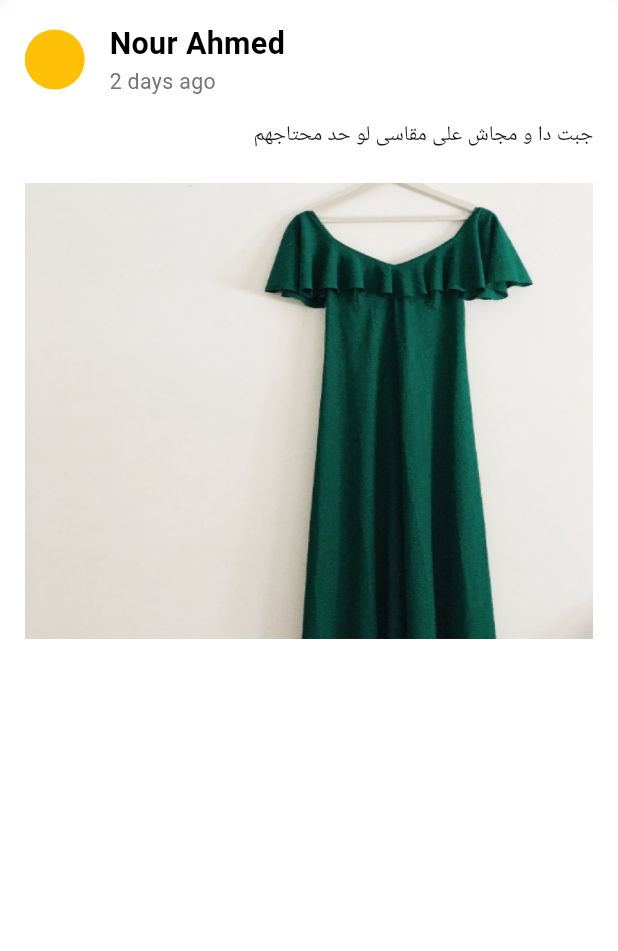
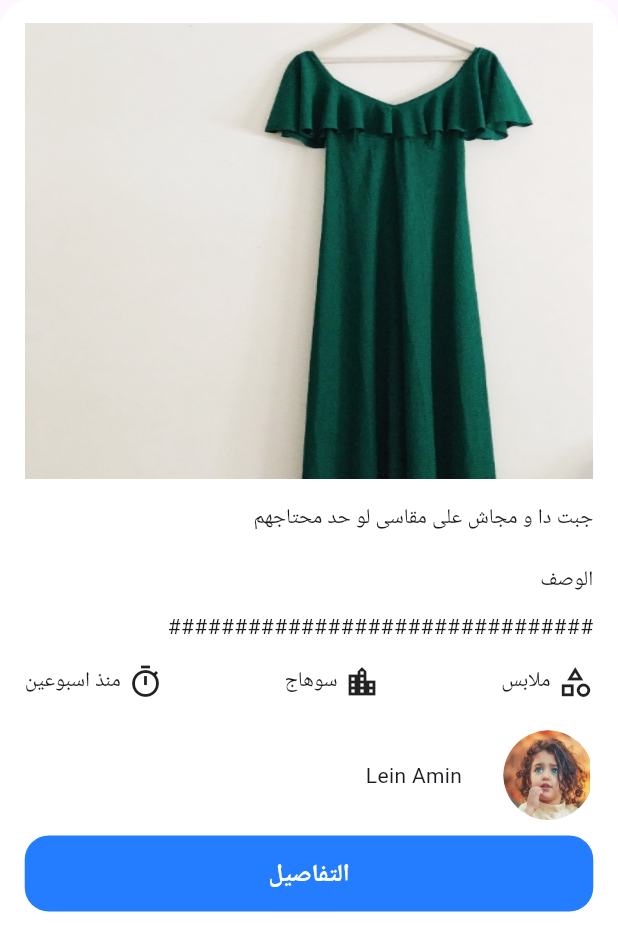
Before and after one commit to mohamedellithy1/graduation_project, a Flutter app: the PostItems widget shown alone on an empty page, opened directly, on a phone screen of 412 x 824 dp. Shown: the top 951 px of the screen. Run offline on Flutter 3.47's test engine with Material 3 defaults, Android fonts, the phone set to English and light mode, and no system bars; our stand-ins replace dio, flutter_bloc, flutter_screenutil, flutter_svg, freezed_annotation, get_it and 2 more; generated files the repository leaves out were written again.

Commit message:
updata post item

```diff
--- a/lib/core/routes/app_routes.dart
+++ b/lib/core/routes/app_routes.dart
@@ -3,6 +3,7 @@ import 'package:flutter_bloc/flutter_bloc.dart';
 import 'package:graduation_project/core/di/dependency_injection.dart';
 import 'package:graduation_project/core/routes/routes.dart';
 import 'package:graduation_project/features/all_category/ui/all_category_screen.dart';
+import 'package:graduation_project/features/details/ui/widgets/details_screen.dart';
 import 'package:graduation_project/features/home/ui/home_screen.dart';
 import 'package:graduation_project/features/login/logic/cubit/login_cubit.dart';
 import 'package:graduation_project/features/login/ui/login_screen.dart';
@@ -32,6 +33,9 @@ class AppRoute {
                 ));
       case Routes.allCategory:
         return MaterialPageRoute(builder: (_) => const AllCategoryScreen());
+
+      case Routes.details:
+        return MaterialPageRoute(builder: (_) => const Detailscreen());
       default:
         return MaterialPageRoute(
             builder: (_) => Center(
--- a/lib/core/routes/routes.dart
+++ b/lib/core/routes/routes.dart
@@ -4,4 +4,6 @@ class Routes {
   static const String signupScreen = '/signupScreen';
   static const String homeScreen = '/homeScreen';
   static const String allCategory = '/allCategory';
+  static const String details = '/details';
+
 }
--- a/lib/features/home/ui/widget/list_view_posts.dart
+++ b/lib/features/home/ui/widget/list_view_posts.dart
@@ -9,7 +9,7 @@ class ListViewPosts extends StatelessWidget {
   Widget build(BuildContext context) {
     return ListView.builder(
       itemBuilder: (context, index) => Padding(
-        padding: EdgeInsets.only(bottom: 10.h),
+        padding: EdgeInsets.only(bottom: 10.h, top: 10.h),
         child: const PostItems(),
       ),
       itemCount: 10,
--- a/lib/features/home/ui/widget/post_items.dart
+++ b/lib/features/home/ui/widget/post_items.dart
@@ -1,7 +1,10 @@
 import 'package:flutter/material.dart';
 import 'package:flutter_screenutil/flutter_screenutil.dart';
+import 'package:graduation_project/core/helper/extensions.dart';
 import 'package:graduation_project/core/helper/spacing.dart';
+import 'package:graduation_project/core/routes/routes.dart';
 import 'package:graduation_project/core/theming/styles.dart';
+import 'package:graduation_project/core/widgets/app_text_button.dart';
 
 class PostItems extends StatelessWidget {
   const PostItems({super.key});
@@ -11,42 +14,74 @@ class PostItems extends StatelessWidget {
     return Container(
       padding: EdgeInsets.symmetric(vertical: 15.h, horizontal: 15.w),
       decoration: BoxDecoration(
-          borderRadius: BorderRadius.circular(10), color: Colors.white),
+          borderRadius: BorderRadius.circular(20), color: Colors.white),
       child: Column(
         crossAxisAlignment: CrossAxisAlignment.end,
         children: [
-          Row(
-            children: [
-              const CircleAvatar(
-                backgroundColor: Colors.amber,
-              ),
-              horizontalSpace(15),
-              Column(
-                crossAxisAlignment: CrossAxisAlignment.start,
-                children: [
-                  Text(
-                    'Nour Ahmed',
-                    style: TextStyles.font20BlackSimiBold,
-                  ),
-                  Text(
-                    '2 days ago',
-                    style: TextStyles.font14GrayRegular,
-                  )
-                ],
-              ),
-            ],
-          ),
-          verticalSpace(16),
-          const Text('جبت دا و مجاش على مقاسى لو حد محتاجهم'),
-          verticalSpace(20),
           Image(
             image: const AssetImage('asset/images/postimage.png'),
             height: 300.h,
             width: 400.w,
             fit: BoxFit.fill,
           ),
+          verticalSpace(16),
+          const Text('جبت دا و مجاش على مقاسى لو حد محتاجهم'),
+          verticalSpace(20),
+          const Text('الوصف'),
+          verticalSpace(10),
+          const Text('################################'),
+          verticalSpace(15),
+          Row(
+            mainAxisAlignment: MainAxisAlignment.spaceBetween,
+            children: [
+              Row(
+                children: [
+                  const Text('منذ اسبوعين'),
+                  horizontalSpace(4),
+                  const Icon(Icons.timer_outlined)
+                ],
+              ),
+              Row(
+                children: [
+                  const Text('سوهاج'),
+                  horizontalSpace(4),
+                  const Icon(Icons.location_city_outlined)
+                ],
+              ),
+              Row(
+                children: [
+                  const Text('ملابس'),
+                  horizontalSpace(4),
+                  const Icon(Icons.category_outlined)
+                ],
+              ),
+            ],
+          ),
+          verticalSpace(20),
+          Row(
+            mainAxisAlignment: MainAxisAlignment.end,
+            children: [
+              const Text('Lein Amin'),
+              horizontalSpace(25),
+              Container(
+                height: 60.0,
+                width: 60.0,
+                decoration: const BoxDecoration(
+                    shape: BoxShape.circle,
+                    image: DecorationImage(
+                        image: AssetImage("asset/images/pro.png"),
+                        fit: BoxFit.cover)),
+              ),
+            ],
+          ),
+          verticalSpace(10),
+          AppTextButton(
+              buttonText: 'التفاصيل',
+              textStyle: TextStyles.font16whiteSemiBold,
+              onPressed: () {
+                context.pushNamed(Routes.details);
+              })
         ],
-
       ),
     );
   }
```
Also changed, not shown: lib/features/details/ui/widgets/details_screen.dart (added, +39 -0 lines), lib/features/home/ui/home_screen.dart (+33 -16 lines), lib/features/home/ui/widget/search_section.dart (+14 -13 lines), asset/images/pro.png (added).
